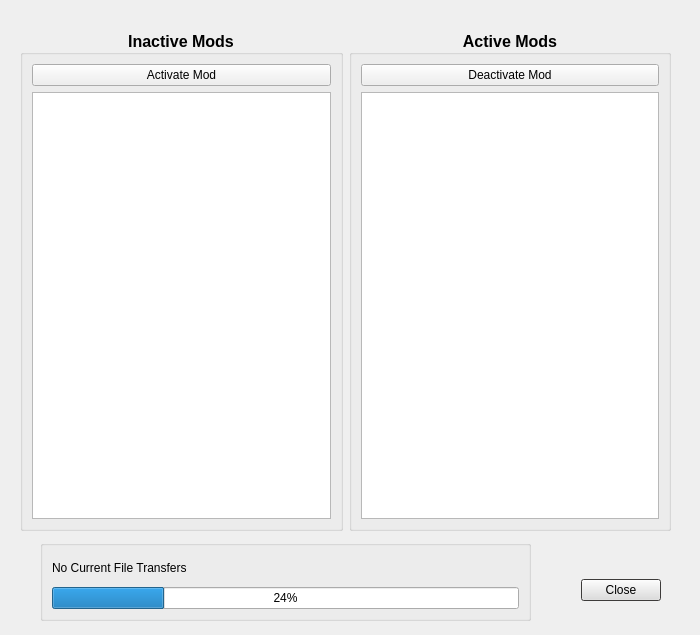
Above: modules/ModManager.ui from rainmakerv3/BB_Launcher before the change. Below: the same form after it.
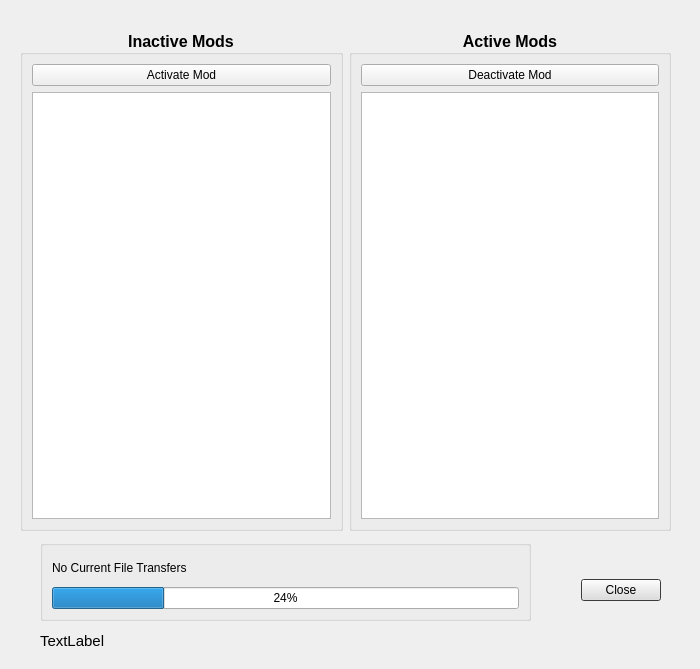
That is the form after the change.

Commit message: Add mods link

The edit to the form file:
```diff
--- a/modules/ModManager.ui
+++ b/modules/ModManager.ui
@@ -9,7 +9,7 @@
     <x>0</x>
     <y>0</y>
     <width>700</width>
-    <height>635</height>
+    <height>669</height>
    </rect>
   </property>
   <property name="windowTitle">
@@ -253,6 +253,28 @@
     <set>QDialogButtonBox::StandardButton::Close</set>
    </property>
   </widget>
+  <widget class="QLabel" name="RecModsLabel">
+   <property name="geometry">
+    <rect>
+     <x>40</x>
+     <y>630</y>
+     <width>401</width>
+     <height>21</height>
+    </rect>
+   </property>
+   <property name="font">
+    <font>
+     <pointsize>11</pointsize>
+     <bold>false</bold>
+    </font>
+   </property>
+   <property name="text">
+    <string>TextLabel</string>
+   </property>
+   <property name="openExternalLinks">
+    <bool>false</bool>
+   </property>
+  </widget>
  </widget>
  <resources/>
  <connections>
```
Left out of the diff: 2 changed lines with no effect on the pictures. The commit also changes 1 other file.
